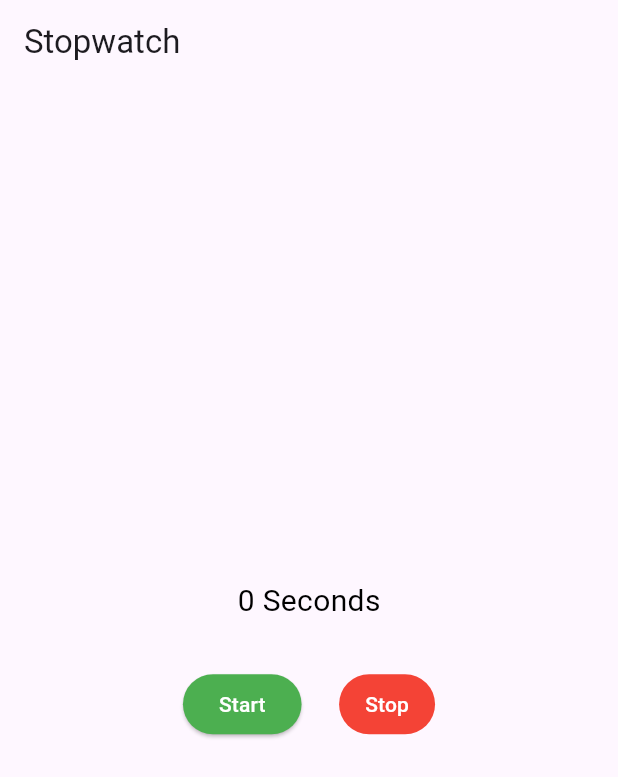
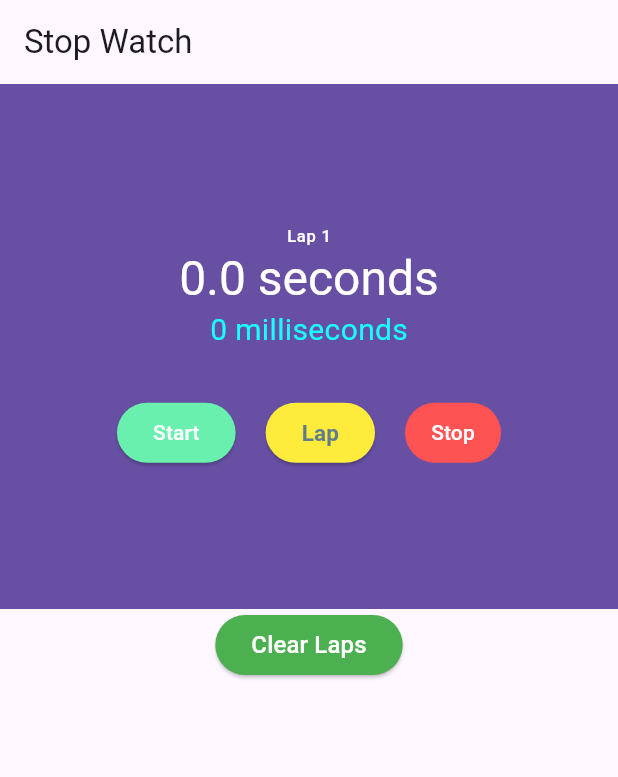
Before and after one commit to DeepakKumarBehera03/stopwatchApp, a Flutter app: the screen it shows after launch, on a phone screen of 412 x 824 dp. Shown: the top 777 px of the screen. Run offline on Flutter 3.47's test engine with Material 3 defaults, Android fonts, the phone set to English and light mode, and no system bars.

Commit message:
Added a laps button to display the lap and make the UI little more attractive

```diff
--- a/lib/stopwatch.dart
+++ b/lib/stopwatch.dart
@@ -9,82 +9,150 @@ class StopWatch extends StatefulWidget {
 }
 
 class _StopWatchState extends State<StopWatch> {
-  int seconds = 0;
+
+  int milliseconds = 0;
+  bool isTick = true;
   Timer? timer;
-  bool isTicking = true;
-  void _startTimer(){
-    timer = Timer.periodic(const Duration(seconds: 1), _onTick);
+  final laps = <int>[];
+  void _lap(){
     setState(() {
-      isTicking = true;
+      laps.add(milliseconds);
+      milliseconds = 0;
+    });
+  }
+  void _clearLaps(){
+    setState(() {
+      laps.clear();
+    });
+  }
+  void startTimer(){
+    timer = Timer.periodic(const Duration(milliseconds: 100), (_onTick));
+    setState(() {
+      isTick = true;
     });
   }
   void stopTimer(){
-    timer!.cancel();
     setState(() {
-      isTicking = false;
+      timer!.cancel();
+      isTick = false;
     });
   }
-  // @override
-  // void initState() {
-  //   super.initState();
-  //   // TODO: implement initState
-  //   seconds = 0;
-  //   timer = Timer.periodic(Duration(seconds: 1), _onTick);
-  // }
-  void _onTick(Timer time){
+  void _onTick(Timer timer){
     setState(() {
-      ++seconds;
+      milliseconds+=100;
     });
   }
-
-  String time() => (seconds == 1? "Second":"Seconds");
   @override
   void dispose() {
     // TODO: implement dispose
     timer!.cancel();
     super.dispose();
   }
+  String timeSecond() => (milliseconds == 1 ? "Second" : "Seconds");
+  String secondSecond(int milliseconds){
+    final seconds = milliseconds / 1000;
+    return "$seconds seconds";
+  }
+  Widget _buildLapDisplay(){
+    return ListView(
+      children: [
+        for (int milliseconds in laps)
+          ListTile(title:Text(secondSecond(milliseconds),),),
+      ],
+    );
+  }
   @override
   Widget build(BuildContext context) {
+    // TODO: implement build
     return Scaffold(
       appBar: AppBar(
-        title: const Text("Stopwatch"),
+        title: const Text("Stop Watch"),
       ),
-      body: Column(
-        mainAxisAlignment: MainAxisAlignment.center,
-            children: [
-              Text(
-                "$seconds ${time()}",
-                style: const TextStyle(
-                  color: Colors.black,
-                  fontSize: 20
-                ),
+      body:Column(
+        children: [
+          Expanded(child: _buildCounter(context)),
+          ElevatedButton(
+            onPressed: _clearLaps,
+            style: ButtonStyle(
+              backgroundColor: MaterialStateProperty.all(Colors.green),
+              foregroundColor: MaterialStateProperty.all(Colors.greenAccent),
+            ),
+            child: const Text(
+              "Clear Laps",
+              style: TextStyle(
+                color: Colors.white,
+                fontSize: 16,
               ),
-              const SizedBox(height: 30,),
-              Row(
-                mainAxisAlignment: MainAxisAlignment.center,
-                children: [
-                  ElevatedButton(
-                    style: ButtonStyle(
-                      backgroundColor: MaterialStateProperty.all(Colors.green),
-                      foregroundColor: MaterialStateProperty.all(Colors.white),
-                    ),
-                    onPressed: _startTimer,
-                    child: const Text("Start"),
-                  ),
-                  const SizedBox(width: 25,),
-                  TextButton(
-                    style: ButtonStyle(
-                      backgroundColor: MaterialStateProperty.all(Colors.red),
-                      foregroundColor: MaterialStateProperty.all(Colors.white),
-                    ),
-                    onPressed: isTicking == true ? stopTimer : null,
-                    child: const Text("Stop"),
-                  )
-                ],
-              )
-            ],
+            ),
           ),
+          Expanded(child: _buildLapDisplay()),
+          const SizedBox(height: 20,),
+        ],
+      ),
     );
   }
+
+  Widget _buildCounter(BuildContext context) {
+    return Container(
+      color: Theme.of(context).primaryColor,
+      child: Column(
+        mainAxisAlignment: MainAxisAlignment.center,
+        children: [
+          Text(
+            "Lap ${laps.length+1}",
+            style: Theme.of(context).textTheme.labelSmall!.copyWith(
+              color: Colors.white,
+            ),
+          ),
+          Text(
+            secondSecond(milliseconds),
+            style: Theme.of(context).textTheme.headlineLarge!.copyWith(
+              color: Colors.white,
+            ),
+          ),
+          Text(
+            "$milliseconds milliseconds",
+            style: const TextStyle(color: Colors.cyanAccent,fontSize: 20),),
+          const SizedBox(height: 30,),
+          _buildControls(),
+        ],
+      ),
+    );
+  }
+
+  Widget _buildControls() {
+    return Row(
+          mainAxisAlignment: MainAxisAlignment.center,
+          children: [
+            ElevatedButton(
+              onPressed: startTimer,
+              style: ButtonStyle(
+                backgroundColor: MaterialStateProperty.all(Colors.greenAccent),
+                foregroundColor: MaterialStateProperty.all(Colors.blueGrey),
+              ),
+              child: const Text("Start",style: TextStyle(color: Colors.white),),
+            ),
+            const SizedBox(width: 20,),
+            ElevatedButton(
+              style: ButtonStyle(
+                backgroundColor: MaterialStateProperty.all(Colors.yellow),
+              ),
+              onPressed: _lap,
+              child: const Text(
+                "Lap",
+                style: TextStyle(color: Colors.blueGrey,fontSize: 15,fontWeight: FontWeight.bold),
+              ),
+            ),
+            const SizedBox(width: 20,),
+            TextButton(
+              onPressed: (stopTimer),
+              style: ButtonStyle(
+                backgroundColor: MaterialStateProperty.all(Colors.redAccent),
+                foregroundColor: MaterialStateProperty.all(Colors.red),
+              ),
+              child: const Text("Stop",style: TextStyle(color: Colors.white),),
+            ),
+          ],
+        );
+  }
 }
```
